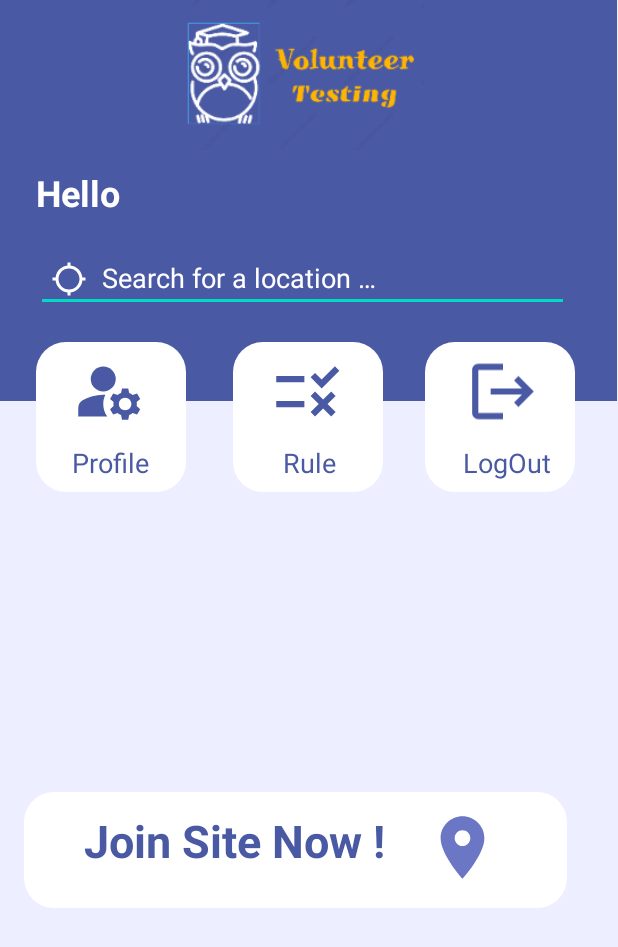
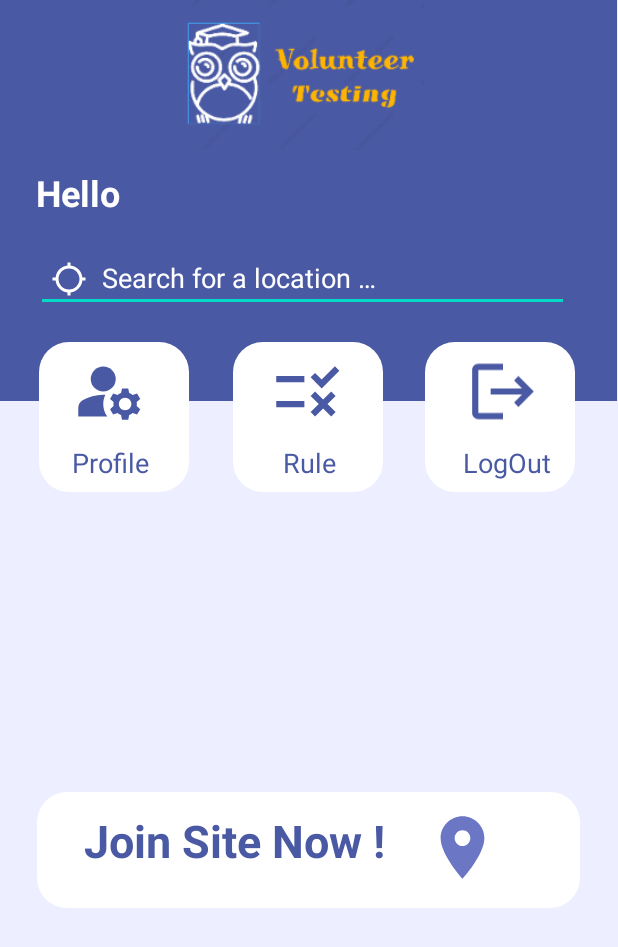
Before and after one commit to bmhuyquoc104/volunteer_site, an Android app: the VolunteerHome screen opened directly, with no data from a screen before it, on a phone screen of 412 x 824 dp. Shown: the top 947 px of the screen. Run offline under Robolectric (Android 15) with nearby library versions, the light colour scheme and no system bars; Roboto replaces fonts that are not available here.

```diff
--- a/app/src/main/java/com/example/assignment2_android/site/RandomLocation.java
+++ b/app/src/main/java/com/example/assignment2_android/site/RandomLocation.java
@@ -27,7 +27,6 @@ public class RandomLocation {
 
 
             // Set the adjusted location
-            System.out.println( "  Latitude: " + foundLatitude + "Longitude: " + foundLongitude);
         return new double[]{foundLatitude, foundLongitude};
     }
 
--- a/app/src/main/res/layout/activity_volunteer_home.xml
+++ b/app/src/main/res/layout/activity_volunteer_home.xml
@@ -9,11 +9,10 @@
     tools:context=".VolunteerHome">
 
     <View
-        android:id="@+id/activateLocation"
+        android:id="@+id/view"
         android:layout_width="411dp"
         android:layout_height="267dp"
         android:background="@color/colorPrimary"
-        android:onClick="switchToLocationPage"
         app:layout_constraintEnd_toEndOf="parent"
         app:layout_constraintHorizontal_bias="0.0"
         app:layout_constraintStart_toStartOf="parent"
@@ -39,27 +38,27 @@
         android:id="@+id/profileActivation"
         android:layout_width="100dp"
         android:layout_height="100dp"
-        android:layout_marginStart="24dp"
         android:layout_marginTop="228dp"
-        android:onClick= "switchToProfilePage"
         android:background="@drawable/user_home_round"
-        app:layout_constraintEnd_toEndOf="@+id/view9"
+        android:onClick="switchToProfilePage"
+        app:layout_constraintEnd_toEndOf="parent"
         app:layout_constraintHorizontal_bias="0.084"
         app:layout_constraintStart_toStartOf="parent"
         app:layout_constraintTop_toTopOf="parent"
         tools:ignore="UsingOnClickInXml" />
 
     <View
-        android:id="@+id/view5"
+        android:id="@+id/activateLocation"
         android:layout_width="362dp"
         android:layout_height="77dp"
-        android:layout_marginStart="16dp"
         android:layout_marginTop="528dp"
         android:background="@drawable/user_home_round"
-        app:layout_constraintEnd_toEndOf="@+id/view9"
-        app:layout_constraintHorizontal_bias="1.0"
+        android:onClick="switchToLocationPage"
+        app:layout_constraintEnd_toEndOf="parent"
+        app:layout_constraintHorizontal_bias="0.489"
         app:layout_constraintStart_toStartOf="parent"
-        app:layout_constraintTop_toTopOf="parent" />
+        app:layout_constraintTop_toTopOf="parent"
+        tools:ignore="UsingOnClickInXml" />
 
     <View
         android:id="@+id/ruleActivitation"
```
Also changed, not shown: app/src/main/java/com/example/assignment2_android/MainActivity.java (+0 -11 lines), app/src/main/java/com/example/assignment2_android/SiteLocation.java (+28 -35 lines), app/src/main/java/com/example/assignment2_android/databaseFirestore/SiteLocationDatabase.java (added, +64 -0 lines), app/src/main/java/com/example/assignment2_android/model/VolunteerSite.java (+20 -1 lines), app/src/main/java/com/example/assignment2_android/site/DistanceSorter.java (added, +13 -0 lines).
